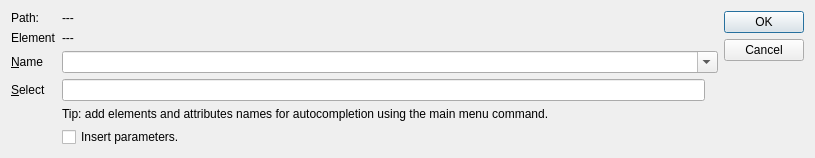
Above: src/modules/xslt/xsltelementdialog.ui from lbellonda/qxmledit before the change. Below: the same form after it.
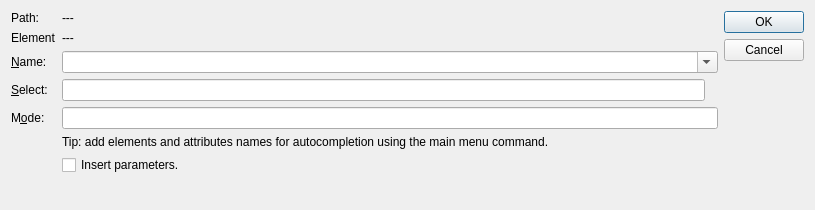
That is the form after the change. Icons and pictures are not drawn. Custom widgets are drawn as their Qt base class.

```diff
--- a/src/modules/xslt/xsltelementdialog.ui
+++ b/src/modules/xslt/xsltelementdialog.ui
@@ -7,7 +7,7 @@
     <x>0</x>
     <y>0</y>
     <width>815</width>
-    <height>158</height>
+    <height>210</height>
    </rect>
   </property>
   <property name="windowTitle">
@@ -54,7 +54,7 @@
      <item row="2" column="0">
       <widget class="QLabel" name="labelComboName">
        <property name="text">
-        <string>&amp;Name</string>
+        <string>&amp;Name:</string>
        </property>
        <property name="buddy">
         <cstring>comboName</cstring>
@@ -83,7 +83,7 @@
      <item row="3" column="0">
       <widget class="QLabel" name="labelSelect">
        <property name="text">
-        <string>&amp;Select</string>
+        <string>&amp;Select:</string>
        </property>
        <property name="buddy">
         <cstring>selectAttr</cstring>
@@ -110,14 +110,27 @@
        </item>
       </layout>
      </item>
+     <item row="4" column="0">
+      <widget class="QLabel" name="modeLabel">
+       <property name="text">
+        <string>M&amp;ode:</string>
+       </property>
+       <property name="buddy">
+        <cstring>modeAttr</cstring>
+       </property>
+      </widget>
+     </item>
      <item row="4" column="1">
+      <widget class="LineEditWithCompleter" name="modeAttr"/>
+     </item>
+     <item row="5" column="1">
       <widget class="QLabel" name="lblWarningNames">
        <property name="text">
         <string>Tip: add elements and attributes names for autocompletion using the main menu command.</string>
        </property>
       </widget>
      </item>
-     <item row="5" column="1">
+     <item row="6" column="1">
       <widget class="QCheckBox" name="cmdInsParam">
        <property name="text">
         <string>Insert parameters.</string>
```
Left out of the diff: 13 changed lines with no effect on the pictures.
